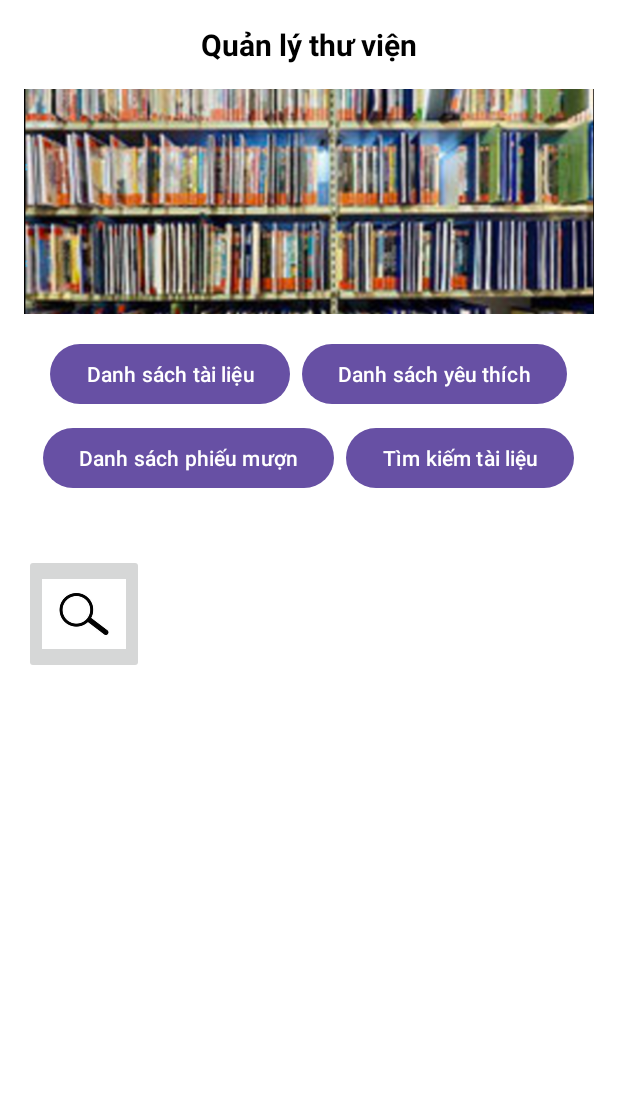
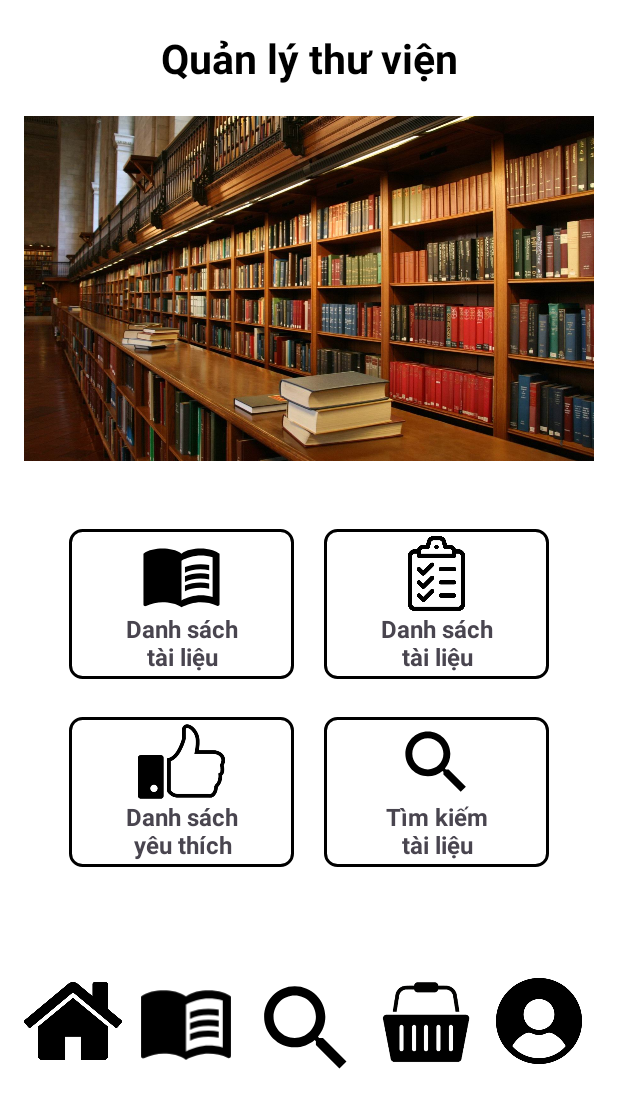
Before and after one commit to tuanduog/androidQLTV, an Android app: the layout activity_main.xml on its own in the app's theme, with its tools: preview values and no code run, on a phone screen of 412 x 824 dp. Shown: the top 1108 px of the screen. Run offline under Robolectric (Android 15) with nearby library versions, the phone set to English and light mode, and no system bars.

Commit message:
update homepage

```diff
--- /dev/null
+++ b/app/src/main/res/drawable/book_img.xml
@@ -0,0 +1,11 @@
+<vector xmlns:android="http://schemas.android.com/apk/res/android" android:autoMirrored="true" android:height="55dp" android:tint="#000000" android:viewportHeight="24" android:viewportWidth="24" android:width="55dp">
+
+    <path android:fillColor="@android:color/white" android:pathData="M21,5c-1.11,-0.35 -2.33,-0.5 -3.5,-0.5c-1.95,0 -4.05,0.4 -5.5,1.5c-1.45,-1.1 -3.55,-1.5 -5.5,-1.5S2.45,4.9 1,6v14.65c0,0.25 0.25,0.5 0.5,0.5c0.1,0 0.15,-0.05 0.25,-0.05C3.1,20.45 5.05,20 6.5,20c1.95,0 4.05,0.4 5.5,1.5c1.35,-0.85 3.8,-1.5 5.5,-1.5c1.65,0 3.35,0.3 4.75,1.05c0.1,0.05 0.15,0.05 0.25,0.05c0.25,0 0.5,-0.25 0.5,-0.5V6C22.4,5.55 21.75,5.25 21,5zM21,18.5c-1.1,-0.35 -2.3,-0.5 -3.5,-0.5c-1.7,0 -4.15,0.65 -5.5,1.5V8c1.35,-0.85 3.8,-1.5 5.5,-1.5c1.2,0 2.4,0.15 3.5,0.5V18.5z"/>
+
+    <path android:fillColor="@android:color/white" android:pathData="M17.5,10.5c0.88,0 1.73,0.09 2.5,0.26V9.24C19.21,9.09 18.36,9 17.5,9c-1.7,0 -3.24,0.29 -4.5,0.83v1.66C14.13,10.85 15.7,10.5 17.5,10.5z"/>
+
+    <path android:fillColor="@android:color/white" android:pathData="M13,12.49v1.66c1.13,-0.64 2.7,-0.99 4.5,-0.99c0.88,0 1.73,0.09 2.5,0.26V11.9c-0.79,-0.15 -1.64,-0.24 -2.5,-0.24C15.8,11.66 14.26,11.96 13,12.49z"/>
+
+    <path android:fillColor="@android:color/white" android:pathData="M17.5,14.33c-1.7,0 -3.24,0.29 -4.5,0.83v1.66c1.13,-0.64 2.7,-0.99 4.5,-0.99c0.88,0 1.73,0.09 2.5,0.26v-1.52C19.21,14.41 18.36,14.33 17.5,14.33z"/>
+
+</vector>
--- /dev/null
+++ b/app/src/main/res/drawable/border.xml
@@ -0,0 +1,13 @@
+<?xml version="1.0" encoding="utf-8"?>
+<shape xmlns:android="http://schemas.android.com/apk/res/android">
+    <solid android:color="#FFFFFF"/>
+
+    <!-- Border properties -->
+    <stroke
+        android:color="#000000"
+     android:width="2dp"
+    />
+
+    <!-- Optional corner radius for rounded corners -->
+    <corners android:radius="8dp"/>
+</shape>
--- /dev/null
+++ b/app/src/main/res/drawable/search_img.xml
@@ -0,0 +1,5 @@
+<vector xmlns:android="http://schemas.android.com/apk/res/android" android:height="55dp" android:tint="#000000" android:viewportHeight="24" android:viewportWidth="24" android:width="55dp">
+
+    <path android:fillColor="@android:color/white" android:pathData="M15.5,14h-0.79l-0.28,-0.27C15.41,12.59 16,11.11 16,9.5 16,5.91 13.09,3 9.5,3S3,5.91 3,9.5 5.91,16 9.5,16c1.61,0 3.09,-0.59 4.23,-1.57l0.27,0.28v0.79l5,4.99L20.49,19l-4.99,-5zM9.5,14C7.01,14 5,11.99 5,9.5S7.01,5 9.5,5 14,7.01 14,9.5 11.99,14 9.5,14z"/>
+
+</vector>
--- a/app/src/main/res/layout/activity_main.xml
+++ b/app/src/main/res/layout/activity_main.xml
@@ -13,20 +13,22 @@
         android:layout_width="match_parent"
         android:layout_height="wrap_content"
         android:text="Quản lý thư viện"
-        android:textSize="20sp"
+        android:textSize="27sp"
         android:textStyle="bold"
         android:gravity="center"
         android:textColor="@color/black"
-        android:layout_marginBottom="16dp" />
+        android:layout_marginTop="4dp"
+        android:layout_marginBottom="20dp" />
 
     <!-- Image -->
     <ImageView
         android:id="@+id/img_library"
         android:layout_width="match_parent"
-        android:layout_height="150dp"
-        android:src="@drawable/anh"
+        android:layout_height="230dp"
+        android:src="@drawable/tv"
+
         android:scaleType="centerCrop"
-        android:layout_marginBottom="16dp" />
+        android:layout_marginBottom="25dp" />
 
     <!-- Buttons Section -->
     <LinearLayout
@@ -34,27 +36,65 @@
         android:layout_height="wrap_content"
         android:orientation="vertical"
         android:gravity="center"
-        android:layout_marginBottom="16dp">
+        android:layout_marginBottom="20dp">
 
         <!-- Row 1 -->
         <LinearLayout
             android:layout_width="wrap_content"
             android:layout_height="wrap_content"
             android:orientation="horizontal"
+            android:layout_marginTop="20dp"
             android:gravity="center">
 
-            <Button
-                android:id="@+id/btn_document_list"
-                android:layout_width="wrap_content"
-                android:layout_height="wrap_content"
-                android:text="Danh sách tài liệu"
-                android:layout_marginEnd="8dp" />
+            <FrameLayout
+                android:layout_width="150dp"
+                android:layout_height="100dp"
+                android:background="@drawable/border"
+                android:layout_marginRight="20dp">
+                <ImageButton
+                    android:layout_width="70dp"
+                    android:layout_height="60dp"
+                    android:src="@drawable/book_img"
+                    android:background="@android:color/transparent"
+                    android:layout_marginStart="40dp"/>
+                <TextView
+                    android:layout_width="80dp"
+                    android:layout_height="wrap_content"
+                    android:text="Danh sách tài liệu"
+                    android:textSize="16dp"
+                    android:textStyle="bold"
+                    android:layout_marginTop="55dp"
+                    android:layout_marginStart="35dp"
+                    android:textAlignment="center"
+                    />
 
-            <Button
-                android:id="@+id/btn_favorite_list"
-                android:layout_width="wrap_content"
-                android:layout_height="wrap_content"
-                android:text="Danh sách yêu thích" />
+            </FrameLayout>
+
+            <FrameLayout
+                android:layout_width="150dp"
+                android:layout_height="100dp"
+                android:background="@drawable/border"
+                >
+                <ImageButton
+                    android:layout_width="70dp"
+                    android:layout_height="50dp"
+                    android:src="@drawable/list"
+                    android:layout_marginTop="7px"
+                    android:scaleType="fitCenter"
+                    android:background="@android:color/transparent"
+                    android:layout_marginStart="40dp"/>
+                <TextView
+                    android:layout_width="80dp"
+                    android:layout_height="wrap_content"
+                    android:text="Danh sách tài liệu"
+                    android:textSize="16dp"
+                    android:textStyle="bold"
+                    android:layout_marginTop="55dp"
+                    android:layout_marginStart="35dp"
+                    android:textAlignment="center"
+                    />
+
+            </FrameLayout>
         </LinearLayout>
 
         <!-- Row 2 -->
@@ -63,20 +103,59 @@
             android:layout_height="wrap_content"
             android:orientation="horizontal"
             android:gravity="center"
-            android:layout_marginTop="8dp">
+            android:layout_marginTop="25dp">
 
-            <Button
-                android:id="@+id/btn_borrow_list"
-                android:layout_width="wrap_content"
-                android:layout_height="wrap_content"
-                android:text="Danh sách phiếu mượn"
-                android:layout_marginEnd="8dp" />
+            <FrameLayout
+                android:layout_width="150dp"
+                android:layout_height="100dp"
+                android:background="@drawable/border"
+                android:layout_marginRight="20dp">
 
-            <Button
-                android:id="@+id/btn_search_documents"
-                android:layout_width="wrap_content"
-                android:layout_height="wrap_content"
-                android:text="Tìm kiếm tài liệu" />
+                <ImageButton
+                    android:layout_width="70dp"
+                    android:layout_height="50dp"
+                    android:layout_marginTop="7px"
+                    android:layout_marginStart="40dp"
+                    android:background="@android:color/transparent"
+                    android:scaleType="fitCenter"
+                    android:src="@drawable/like" />
+
+                <TextView
+                    android:layout_width="80dp"
+                    android:layout_height="wrap_content"
+                    android:text="Danh sách yêu thích"
+                    android:textSize="16dp"
+                    android:textStyle="bold"
+                    android:layout_marginTop="55dp"
+                    android:layout_marginStart="35dp"
+                    android:textAlignment="center"
+                    />
+
+            </FrameLayout>
+
+            <FrameLayout
+                android:layout_width="150dp"
+                android:layout_height="100dp"
+                android:background="@drawable/border"
+                >
+                <ImageButton
+                    android:layout_width="70dp"
+                    android:layout_height="60dp"
+                    android:src="@drawable/search_img"
+                    android:background="@android:color/transparent"
+                    android:layout_marginStart="40dp"/>
+                <TextView
+                    android:layout_width="80dp"
+                    android:layout_height="wrap_content"
+                    android:text="Tìm kiếm tài liệu"
+                    android:textSize="16dp"
+                    android:textStyle="bold"
+                    android:layout_marginTop="55dp"
+                    android:layout_marginStart="35dp"
+                    android:textAlignment="center"
+                    />
+
+            </FrameLayout>
         </LinearLayout>
     </LinearLayout>
 
@@ -85,18 +164,46 @@
         android:layout_width="match_parent"
         android:layout_height="wrap_content"
         android:orientation="horizontal"
-
-        android:paddingVertical="8dp"
+        android:layout_marginTop="50dp"
        >
-
         <ImageButton
             android:id="@+id/btnSearch"
-            android:layout_width="80dp"
-            android:layout_height="80dp"
+            android:layout_width="65dp"
+            android:layout_height="65dp"
             android:scaleType="fitCenter"
-            android:layout_marginTop="16dp"
+            android:background="@android:color/transparent"
+            android:src="@drawable/home"/>
+        <ImageButton
 
-            android:src="@drawable/search"/>
+            android:layout_width="65dp"
+            android:layout_height="65dp"
+            android:scaleType="fitCenter"
+            android:layout_marginStart="10dp"
+            android:background="@android:color/transparent"
+            android:src="@drawable/book_img"/>
+        <ImageButton
 
+            android:layout_width="75dp"
+            android:layout_height="75dp"
+            android:scaleType="fitCenter"
+            android:layout_marginStart="10dp"
+            android:background="@android:color/transparent"
+            android:src="@drawable/search_img"/>
+        <ImageButton
+
+            android:layout_width="65dp"
+            android:layout_height="65dp"
+            android:scaleType="fitCenter"
+            android:layout_marginStart="9dp"
+            android:background="@android:color/transparent"
+            android:src="@drawable/cart"/>
+        <ImageButton
+
+            android:layout_width="65dp"
+            android:layout_height="65dp"
+            android:scaleType="fitCenter"
+            android:layout_marginStart="10dp"
+            android:background="@android:color/transparent"
+            android:src="@drawable/user"/>
     </LinearLayout>
 </LinearLayout>
```
Also changed, not shown: app/src/main/res/drawable/anh.png (deleted), app/src/main/res/drawable/cart.png (added), app/src/main/res/drawable/home.png (added), app/src/main/res/drawable/like.png (added), app/src/main/res/drawable/list.png (added), app/src/main/res/drawable/tv.jpg (added), app/src/main/res/drawable/user.png (added).
